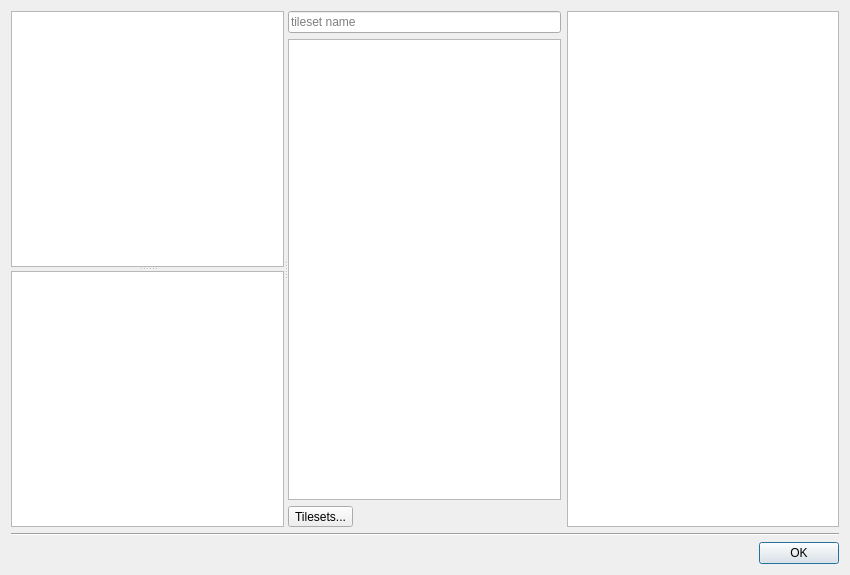
timbaker/buildinged, file src/tiled/BuildingEditor/buildingtilesdialog.ui: the form before one commit.
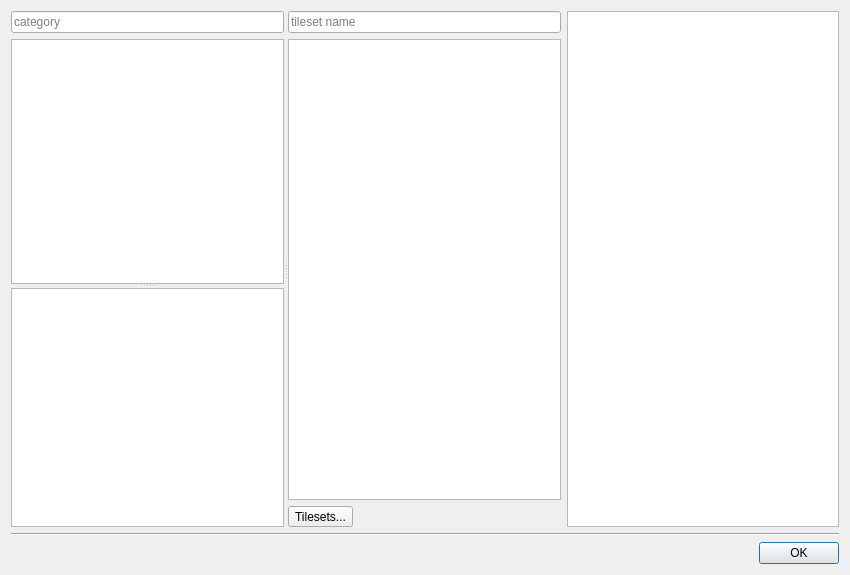
The form after the commit. Icons and pictures are not drawn. Custom widgets are drawn as their Qt base class.

Commit message: Added category filter to BuildingTilesDialog and CategoryDock.

Patch:
```diff
--- a/src/tiled/BuildingEditor/buildingtilesdialog.ui
+++ b/src/tiled/BuildingEditor/buildingtilesdialog.ui
@@ -45,6 +45,16 @@
       </property>
       <widget class="QWidget" name="layoutWidget">
        <layout class="QVBoxLayout" name="verticalLayout_6">
+        <item>
+         <widget class="QLineEdit" name="categoryFilter">
+          <property name="placeholderText">
+           <string>category</string>
+          </property>
+          <property name="clearButtonEnabled">
+           <bool>true</bool>
+          </property>
+         </widget>
+        </item>
         <item>
          <widget class="QListWidget" name="categoryList"/>
         </item>
```
Left out of the diff: 14 changed lines with no effect on the pictures. The commit also changes 4 other files.
